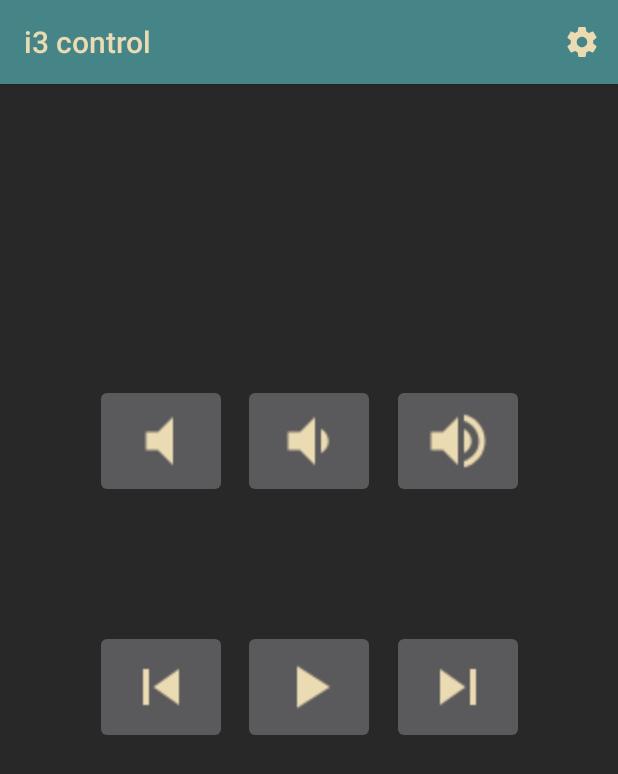
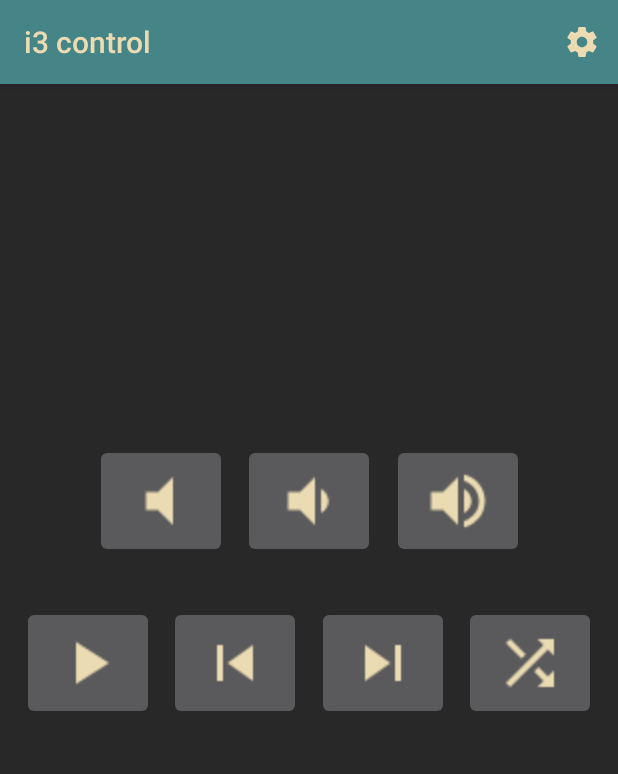
Before and after one commit to TheEdgeOfRage/i3control, an Android app: the screen it shows after launch (MainActivity), on a phone screen of 412 x 824 dp. Shown: the top 774 px of the screen. Run offline under Robolectric (Android 15) with nearby library versions, the light colour scheme and no system bars; our stand-ins replace Volley.

Commit message:
Add shuffle button and currently playing song

```diff
--- a/app/build.gradle
+++ b/app/build.gradle
@@ -4,7 +4,7 @@ android {
 	compileSdkVersion 27
 	defaultConfig {
 		applicationId "me.xor_hydrogen.i3control"
-		minSdkVersion 22
+		minSdkVersion 27
 		targetSdkVersion 27
 		versionCode 1
 		versionName "1.0"
@@ -21,6 +21,6 @@ android {
 dependencies {
 	implementation fileTree(dir: 'libs', include: ['*.jar'])
 	implementation 'com.android.support:appcompat-v7:27.1.1'
-	implementation 'com.android.support.constraint:constraint-layout:1.1.1'
+	implementation 'com.android.support.constraint:constraint-layout:1.1.3'
 	implementation 'com.android.volley:volley:1.1.0'
 }
--- a/app/src/main/AndroidManifest.xml
+++ b/app/src/main/AndroidManifest.xml
@@ -1,6 +1,6 @@
 <?xml version="1.0" encoding="utf-8"?>
 <manifest xmlns:android="http://schemas.android.com/apk/res/android"
-	package="me.xor_hydrogen.i3control">
+	package="com.theedgeofrage.i3control">
 
 	<uses-permission android:name="android.permission.INTERNET" />
 
@@ -11,14 +11,14 @@
 		android:roundIcon="@mipmap/ic_launcher_round"
 		android:supportsRtl="true"
 		android:theme="@style/AppTheme">
-		<activity android:name=".MainActivity">
+		<activity android:name="com.theedgeofrage.i3control.MainActivity">
 			<intent-filter>
 				<action android:name="android.intent.action.MAIN" />
 				<category android:name="android.intent.category.LAUNCHER" />
 			</intent-filter>
 		</activity>
 		<activity
-			android:name=".SettingsActivity"
+			android:name="com.theedgeofrage.i3control.SettingsActivity"
 			android:label="@string/title_activity_settings"
 			android:theme="@style/DialogTheme"/>
 	</application>
--- /dev/null
+++ b/app/src/main/java/com/theedgeofrage/i3control/MainActivity.java
@@ -0,0 +1,153 @@
+package com.theedgeofrage.i3control;
+
+import android.content.Context;
+import android.content.Intent;
+import android.content.SharedPreferences;
+import android.os.Handler;
+import android.support.v7.app.AppCompatActivity;
+import android.os.Bundle;
+import android.view.Menu;
+import android.view.MenuInflater;
+import android.view.MenuItem;
+import android.view.View;
+import android.widget.TextView;
+import android.widget.Toast;
+
+import com.android.volley.Request;
+import com.android.volley.RequestQueue;
+import com.android.volley.Response;
+import com.android.volley.VolleyError;
+import com.android.volley.toolbox.JsonObjectRequest;
+import com.android.volley.toolbox.Volley;
+
+import org.json.JSONException;
+import org.json.JSONObject;
+
+public class MainActivity extends AppCompatActivity {
+	public void sendRequest(String endpoint, final Context context) {
+		RequestQueue queue = Volley.newRequestQueue(context);
+
+		SharedPreferences settings = context.getSharedPreferences(
+				context.getApplicationContext().getPackageName() + "_preferences", 0);
+		String host = settings.getString("pref_host", "");
+		if (host.equals("")) {
+			Toast.makeText(context, "No host set", Toast.LENGTH_SHORT).show();
+			return;
+		}
+
+		String url ="http://" + host + "/" + endpoint;
+		JsonObjectRequest stringRequest = new JsonObjectRequest(Request.Method.GET, url, new JSONObject(), new Response.Listener<JSONObject>() {
+			@Override
+			public void onResponse(JSONObject response) {
+				if (response.length() > 0) {
+					try {
+						String current = response.getString("artist") + " - " + response.getString("title");
+						((TextView)findViewById(R.id.currentlyPlayingText)).setText(current);
+					} catch (JSONException e) {
+						e.printStackTrace();
+					}
+				}
+			}
+		}, new Response.ErrorListener() {
+			@Override
+			public void onErrorResponse(VolleyError error) {
+			}
+		});
+
+		queue.add(stringRequest);
+	}
+
+	@Override
+	public boolean onCreateOptionsMenu(Menu menu) {
+		MenuInflater inflater = getMenuInflater();
+		inflater.inflate(R.menu.actionbar_menu, menu);
+		return super.onCreateOptionsMenu(menu);
+
+	}
+
+	@Override
+	public boolean onOptionsItemSelected(MenuItem item) {
+		switch (item.getItemId()) {
+			case R.id.action_settings:
+				startActivity(new Intent(MainActivity.this, SettingsActivity.class));
+				break;
+		}
+		return true;
+	}
+
+	@Override
+	protected void onCreate(Bundle savedInstanceState) {
+		super.onCreate(savedInstanceState);
+		setContentView(R.layout.activity_main);
+
+		final Context context = this;
+
+		View.OnClickListener buttonClickListener = new View.OnClickListener() {
+			@Override
+			public void onClick(View v) {
+				switch (v.getId()) {
+					case R.id.muteButton:
+						((MainActivity)context).sendRequest("mute", context);
+						break;
+					case R.id.volDownButton:
+						((MainActivity)context).sendRequest("vol_down", context);
+						break;
+					case R.id.volUpButton:
+						((MainActivity)context).sendRequest("vol_up", context);
+						break;
+					case R.id.prevButton:
+						((MainActivity)context).sendRequest("prev", context);
+						break;
+					case R.id.playButton:
+						((MainActivity)context).sendRequest("play", context);
+						break;
+					case R.id.nextButton:
+						((MainActivity)context).sendRequest("next", context);
+						break;
+					case R.id.shuffleButton:
+						((MainActivity)context).sendRequest("shuffle", context);
+						break;
+				}
+			}
+		};
+
+		findViewById(R.id.muteButton).setOnClickListener(buttonClickListener);
+		findViewById(R.id.volDownButton).setOnClickListener(buttonClickListener);
+		findViewById(R.id.volUpButton).setOnClickListener(buttonClickListener);
+		findViewById(R.id.prevButton).setOnClickListener(buttonClickListener);
+		findViewById(R.id.playButton).setOnClickListener(buttonClickListener);
+		findViewById(R.id.nextButton).setOnClickListener(buttonClickListener);
+		findViewById(R.id.shuffleButton).setOnClickListener(buttonClickListener);
+
+		class RunnableQuery implements Runnable {
+			private Handler mHandler;
+			private boolean mRun = false;
+
+			RunnableQuery() {
+				mHandler = new Handler(getMainLooper());
+			}
+
+			public void start() {
+				mRun = true;
+				mHandler.postDelayed(this, 1000);
+			}
+
+			void stop() {
+				mRun = false;
+				mHandler.removeCallbacks(this);
+			}
+
+			@Override
+			public void run() {
+				if (!mRun) {
+					return;
+				}
+				((MainActivity) context).sendRequest("query", context);
+				mHandler.postDelayed(this, 1000);
+			}
+		}
+
+		RunnableQuery runnableQuery = new RunnableQuery();
+		runnableQuery.start();
+	}
+}
--- a/app/src/main/java/me/xor_hydrogen/i3control/SettingsActivity.java
+++ b/app/src/main/java/com/theedgeofrage/i3control/SettingsActivity.java
@@ -1,4 +1,4 @@
-package me.xor_hydrogen.i3control;
+package com.theedgeofrage.i3control;
 
 import android.os.Bundle;
 import android.preference.PreferenceActivity;
--- a/app/src/main/java/me/xor_hydrogen/i3control/MainActivity.java
+++ /dev/null
@@ -1,82 +0,0 @@
-package me.xor_hydrogen.i3control;
-
-import android.content.Context;
-import android.content.Intent;
-import android.content.SharedPreferences;
-import android.support.v7.app.AppCompatActivity;
-import android.os.Bundle;
-import android.util.Log;
-import android.view.Menu;
-import android.view.MenuInflater;
-import android.view.MenuItem;
-import android.view.View;
-import android.widget.ImageButton;
-import android.widget.Toast;
-
-public class MainActivity extends AppCompatActivity {
-
-	@Override
-	public boolean onCreateOptionsMenu(Menu menu) {
-		MenuInflater inflater = getMenuInflater();
-		inflater.inflate(R.menu.actionbar_menu, menu);
-		return super.onCreateOptionsMenu(menu);
-
-	}
-
-	@Override
-	public boolean onOptionsItemSelected(MenuItem item) {
-		switch (item.getItemId()) {
-			case R.id.action_settings:
-				startActivity(new Intent(MainActivity.this, SettingsActivity.class));
-				break;
-		}
-		return true;
-	}
-
-	@Override
-	protected void onCreate(Bundle savedInstanceState) {
-		super.onCreate(savedInstanceState);
-		setContentView(R.layout.activity_main);
-
-		final Context context = this;
-		ImageButton muteButton = findViewById(R.id.muteButton);
-		ImageButton volDownButton = findViewById(R.id.volDownButton);
-		ImageButton volUpButton = findViewById(R.id.volUpButton);
-		ImageButton prevButton = findViewById(R.id.prevButton);
-		ImageButton playButton = findViewById(R.id.playButton);
-		ImageButton nextButton = findViewById(R.id.nextButton);
-
-		View.OnClickListener buttonClickListener = new View.OnClickListener() {
-			@Override
-			public void onClick(View v) {
-				switch (v.getId()) {
-					case R.id.muteButton:
-						ApiService.sendRequest("mute", context);
-						break;
-					case R.id.volDownButton:
-						ApiService.sendRequest("vol_down", context);
-						break;
-					case R.id.volUpButton:
-						ApiService.sendRequest("vol_up", context);
-						break;
-					case R.id.prevButton:
-						ApiService.sendRequest("prev", context);
-						break;
-					case R.id.playButton:
-						ApiService.sendRequest("play", context);
-						break;
-					case R.id.nextButton:
-						ApiService.sendRequest("next", context);
-						break;
-				}
-			}
-		};
-
-		muteButton.setOnClickListener(buttonClickListener);
-		volDownButton.setOnClickListener(buttonClickListener);
-		volUpButton.setOnClickListener(buttonClickListener);
-		prevButton.setOnClickListener(buttonClickListener);
-		playButton.setOnClickListener(buttonClickListener);
-		nextButton.setOnClickListener(buttonClickListener);
-	}
-}
--- /dev/null
+++ b/app/src/main/res/drawable/ic_shuffle_black_24dp.xml
@@ -0,0 +1,9 @@
+<vector xmlns:android="http://schemas.android.com/apk/res/android"
+        android:width="24dp"
+        android:height="24dp"
+        android:viewportWidth="24.0"
+        android:viewportHeight="24.0">
+    <path
+        android:fillColor="#FF000000"
+        android:pathData="M10.59,9.17L5.41,4 4,5.41l5.17,5.17 1.42,-1.41zM14.5,4l2.04,2.04L4,18.59 5.41,20 17.96,7.46 20,9.5L20,4h-5.5zM14.83,13.41l-1.41,1.41 3.13,3.13L14.5,20L20,20v-5.5l-2.04,2.04 -3.13,-3.13z"/>
+</vector>
--- a/app/src/main/res/layout/activity_main.xml
+++ b/app/src/main/res/layout/activity_main.xml
@@ -4,114 +4,130 @@
 	xmlns:tools="http://schemas.android.com/tools"
 	android:layout_width="match_parent"
 	android:layout_height="match_parent"
-	tools:context="me.xor_hydrogen.i3control.MainActivity">
+	tools:context="com.theedgeofrage.i3control.MainActivity">
 
 	<ImageButton
 		android:id="@+id/muteButton"
 		android:layout_width="wrap_content"
 		android:layout_height="wrap_content"
-		android:layout_marginBottom="16dp"
+		android:layout_marginStart="64dp"
+		android:layout_marginTop="256dp"
 		android:layout_marginEnd="16dp"
-		android:layout_marginStart="64dp"
-		android:layout_marginTop="128dp"
+		android:contentDescription="@string/mute"
 		android:scaleX="2"
 		android:scaleY="2"
 		android:tint="@color/colorForeground"
-		app:layout_constraintBottom_toTopOf="@+id/prevButton"
 		app:layout_constraintEnd_toStartOf="@+id/volDownButton"
 		app:layout_constraintStart_toStartOf="parent"
 		app:layout_constraintTop_toTopOf="parent"
-		app:srcCompat="@drawable/ic_volume_mute_black_24dp"
-		android:contentDescription="@string/mute" />
+		app:srcCompat="@drawable/ic_volume_mute_black_24dp" />
 
 	<ImageButton
 		android:id="@+id/volDownButton"
 		android:layout_width="wrap_content"
 		android:layout_height="wrap_content"
-		android:layout_marginBottom="16dp"
+		android:layout_marginStart="16dp"
+		android:layout_marginTop="256dp"
 		android:layout_marginEnd="16dp"
-		android:layout_marginStart="16dp"
-		android:layout_marginTop="128dp"
+		android:contentDescription="@string/vol_down"
 		android:scaleX="2"
 		android:scaleY="2"
 		android:tint="@color/colorForeground"
-		app:layout_constraintBottom_toTopOf="@+id/playButton"
 		app:layout_constraintEnd_toStartOf="@+id/volUpButton"
 		app:layout_constraintStart_toEndOf="@+id/muteButton"
 		app:layout_constraintTop_toTopOf="parent"
-		app:srcCompat="@drawable/ic_volume_down_black_24dp"
-		android:contentDescription="@string/vol_down"/>
+		app:srcCompat="@drawable/ic_volume_down_black_24dp" />
 
 	<ImageButton
 		android:id="@+id/volUpButton"
 		android:layout_width="wrap_content"
 		android:layout_height="wrap_content"
-		android:layout_marginBottom="16dp"
+		android:layout_marginStart="16dp"
+		android:layout_marginTop="256dp"
 		android:layout_marginEnd="64dp"
-		android:layout_marginStart="16dp"
-		android:layout_marginTop="128dp"
+		android:contentDescription="@string/vol_up"
 		android:scaleX="2"
 		android:scaleY="2"
 		android:tint="@color/colorForeground"
-		app:layout_constraintBottom_toTopOf="@+id/nextButton"
 		app:layout_constraintEnd_toEndOf="parent"
 		app:layout_constraintStart_toEndOf="@+id/volDownButton"
 		app:layout_constraintTop_toTopOf="parent"
-		app:srcCompat="@drawable/ic_volume_up_black_24dp"
-		android:contentDescription="@string/vol_up"/>
+		app:srcCompat="@drawable/ic_volume_up_black_24dp" />
+
+	<ImageButton
+		android:id="@+id/playButton"
+		android:layout_width="wrap_content"
+		android:layout_height="wrap_content"
+		android:layout_marginStart="16dp"
+		android:layout_marginTop="64dp"
+		android:layout_marginEnd="16dp"
+		android:contentDescription="@string/play"
+		android:scaleX="2"
+		android:scaleY="2"
+		android:tint="@color/colorForeground"
+		app:layout_constraintEnd_toStartOf="@+id/prevButton"
+		app:layout_constraintStart_toStartOf="parent"
+		app:layout_constraintTop_toBottomOf="@+id/muteButton"
+		app:srcCompat="@drawable/ic_play_arrow_black_24dp" />
 
 	<ImageButton
 		android:id="@+id/prevButton"
 		android:layout_width="wrap_content"
 		android:layout_height="wrap_content"
-		android:layout_marginBottom="256dp"
+		android:layout_marginStart="16dp"
+		android:layout_marginTop="64dp"
 		android:layout_marginEnd="16dp"
-		android:layout_marginStart="64dp"
-		android:layout_marginTop="16dp"
+		android:contentDescription="@string/previous"
 		android:scaleX="2"
 		android:scaleY="2"
 		android:tint="@color/colorForeground"
-		app:layout_constraintBottom_toBottomOf="parent"
-		app:layout_constraintEnd_toStartOf="@+id/playButton"
-		app:layout_constraintStart_toStartOf="parent"
-		app:layout_constraintTop_toBottomOf="@+id/muteButton"
-		app:srcCompat="@drawable/ic_skip_previous_black_24dp"
-		android:contentDescription="@string/previous"/>
-
-	<ImageButton
-		android:id="@+id/playButton"
-		android:layout_width="wrap_content"
-		android:layout_height="wrap_content"
-		android:layout_marginBottom="256dp"
-		android:layout_marginEnd="16dp"
-		android:layout_marginStart="16dp"
-		android:layout_marginTop="16dp"
-		android:scaleX="2"
-		android:scaleY="2"
-		android:tint="@color/colorForeground"
-		app:layout_constraintBottom_toBottomOf="parent"
 		app:layout_constraintEnd_toStartOf="@+id/nextButton"
-		app:layout_constraintStart_toEndOf="@+id/prevButton"
+		app:layout_constraintStart_toEndOf="@+id/playButton"
 		app:layout_constraintTop_toBottomOf="@+id/volDownButton"
-		app:srcCompat="@drawable/ic_play_arrow_black_24dp"
-		android:contentDescription="@string/play"/>
+		app:srcCompat="@drawable/ic_skip_previous_black_24dp" />
 
 	<ImageButton
 		android:id="@+id/nextButton"
 		android:layout_width="wrap_content"
 		android:layout_height="wrap_content"
-		android:layout_marginBottom="256dp"
-		android:layout_marginEnd="64dp"
 		android:layout_marginStart="16dp"
-		android:layout_marginTop="16dp"
+		android:layout_marginTop="64dp"
+		android:layout_marginEnd="16dp"
+		android:contentDescription="@string/next"
 		android:scaleX="2"
 		android:scaleY="2"
 		android:tint="@color/colorForeground"
-		app:layout_constraintBottom_toBottomOf="parent"
+		app:layout_constraintEnd_toStartOf="@id/shuffleButton"
+		app:layout_constraintStart_toEndOf="@+id/prevButton"
+		app:layout_constraintTop_toBottomOf="@+id/volUpButton"
+		app:srcCompat="@drawable/ic_skip_next_black_24dp" />
+
+	<ImageButton
+		android:id="@+id/shuffleButton"
+		android:layout_width="wrap_content"
+		android:layout_height="wrap_content"
+		android:layout_marginStart="16dp"
+		android:layout_marginTop="64dp"
+		android:layout_marginEnd="16dp"
+		android:contentDescription="@string/next"
+		android:scaleX="2"
+		android:scaleY="2"
+		android:tint="@color/colorForeground"
 		app:layout_constraintEnd_toEndOf="parent"
-		app:layout_constraintStart_toEndOf="@+id/playButton"
+		app:layout_constraintStart_toEndOf="@+id/nextButton"
 		app:layout_constraintTop_toBottomOf="@+id/volUpButton"
-		app:srcCompat="@drawable/ic_skip_next_black_24dp"
-		android:contentDescription="@string/next"/>
+		app:srcCompat="@drawable/ic_shuffle_black_24dp" />
+
+	<TextView
+		android:id="@+id/currentlyPlayingText"
+		android:layout_width="match_parent"
+		android:layout_height="wrap_content"
+		android:layout_marginStart="32dp"
+		android:layout_marginTop="64dp"
+		android:layout_marginEnd="32dp"
+		android:textSize="18sp"
+		app:layout_constraintEnd_toEndOf="parent"
+		app:layout_constraintStart_toStartOf="parent"
+		app:layout_constraintTop_toBottomOf="@id/playButton" />
 
 </android.support.constraint.ConstraintLayout>
--- a/build.gradle
+++ b/build.gradle
@@ -7,7 +7,7 @@ buildscript {
         jcenter()
     }
     dependencies {
-        classpath 'com.android.tools.build:gradle:3.1.3'
+        classpath 'com.android.tools.build:gradle:3.3.0'
 
 
         // NOTE: Do not place your application dependencies here; they belong
```
Also changed, not shown: app/src/main/java/me/xor_hydrogen/i3control/ApiService.java (deleted, +0 -42 lines), gradle/wrapper/gradle-wrapper.properties, 1 other file.
